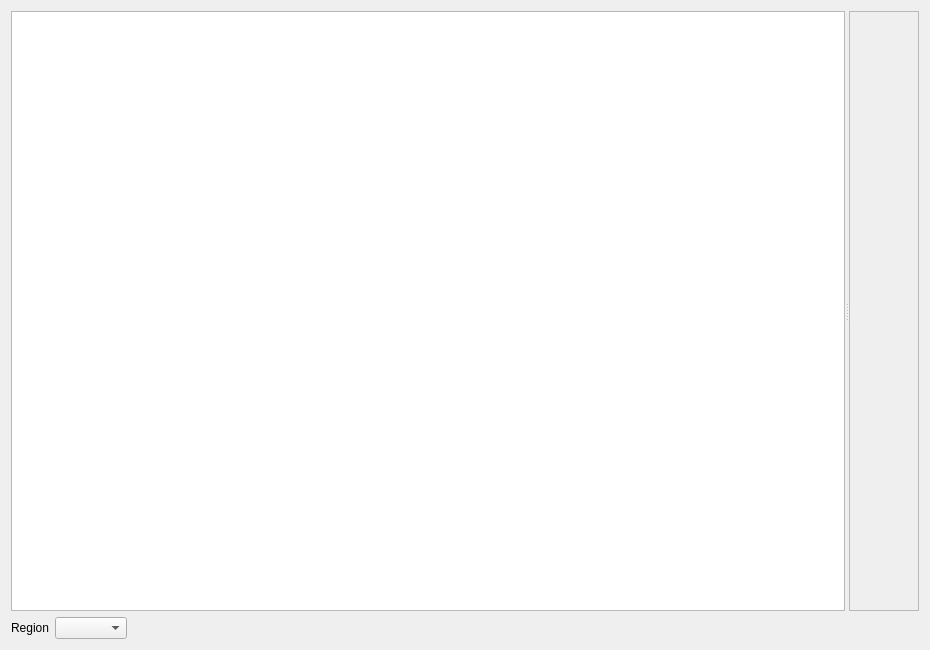
Before: the Qt Designer form resources/designer_ui/resultswidget.ui in jonathanHuwP/CrystalGrowthTracker, drawn with Qt 5.
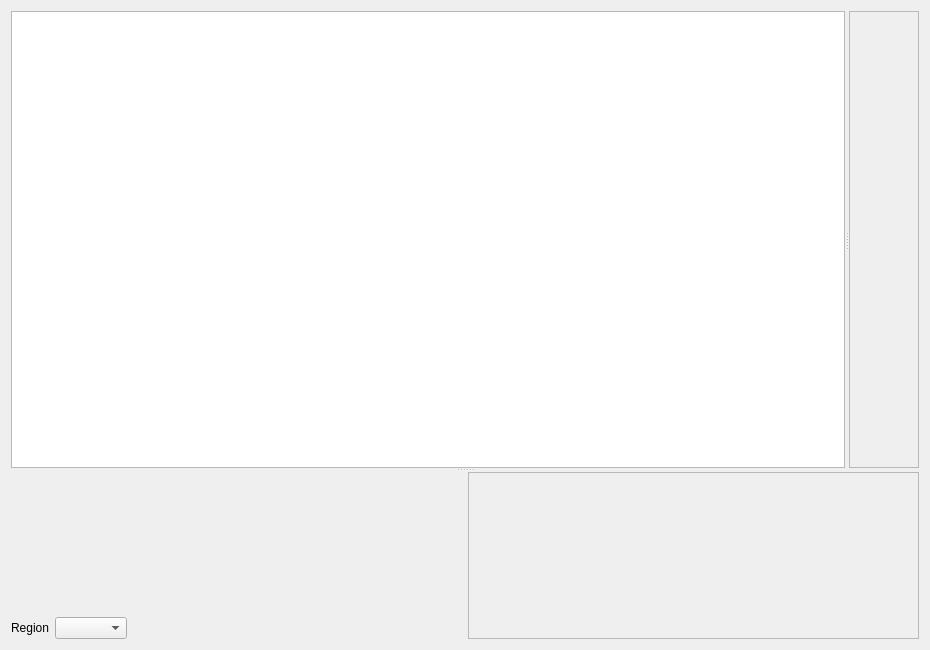
After: the same form once the commit is applied.

Commit message: adder placer and function for image

```diff
--- a/resources/designer_ui/resultswidget.ui
+++ b/resources/designer_ui/resultswidget.ui
@@ -13,8 +13,12 @@
   <property name="windowTitle">
    <string>Form</string>
   </property>
-  <layout class="QVBoxLayout" name="verticalLayout" stretch="1,0">
+  <layout class="QVBoxLayout" name="verticalLayout_2">
    <item>
+    <widget class="QSplitter" name="splitter_2">
+     <property name="orientation">
+      <enum>Qt::Vertical</enum>
+     </property>
     <widget class="QSplitter" name="splitter">
      <property name="orientation">
       <enum>Qt::Horizontal</enum>
@@ -30,12 +34,28 @@
          <x>0</x>
          <y>0</y>
          <width>105</width>
-         <height>586</height>
+          <height>392</height>
         </rect>
        </property>
       </widget>
      </widget>
     </widget>
+     <widget class="QWidget" name="">
+      <layout class="QHBoxLayout" name="horizontalLayout_2">
+       <item>
+        <layout class="QVBoxLayout" name="verticalLayout">
+         <item>
+          <spacer name="verticalSpacer">
+           <property name="orientation">
+            <enum>Qt::Vertical</enum>
+           </property>
+           <property name="sizeHint" stdset="0">
+            <size>
+             <width>20</width>
+             <height>40</height>
+            </size>
+           </property>
+          </spacer>
    </item>
    <item>
     <layout class="QHBoxLayout" name="horizontalLayout">
@@ -63,6 +83,29 @@
       </spacer>
      </item>
     </layout>
+         </item>
+        </layout>
+       </item>
+       <item>
+        <widget class="QScrollArea" name="_regionScrollArea">
+         <property name="widgetResizable">
+          <bool>true</bool>
+         </property>
+         <widget class="QWidget" name="scrollAreaWidgetContents">
+          <property name="geometry">
+           <rect>
+            <x>0</x>
+            <y>0</y>
+            <width>444</width>
+            <height>219</height>
+           </rect>
+          </property>
+         </widget>
+        </widget>
+       </item>
+      </layout>
+     </widget>
+    </widget>
    </item>
   </layout>
  </widget>
```
Lines whose indentation alone changed are shown as unchanged. The commit also changes 2 other files.
